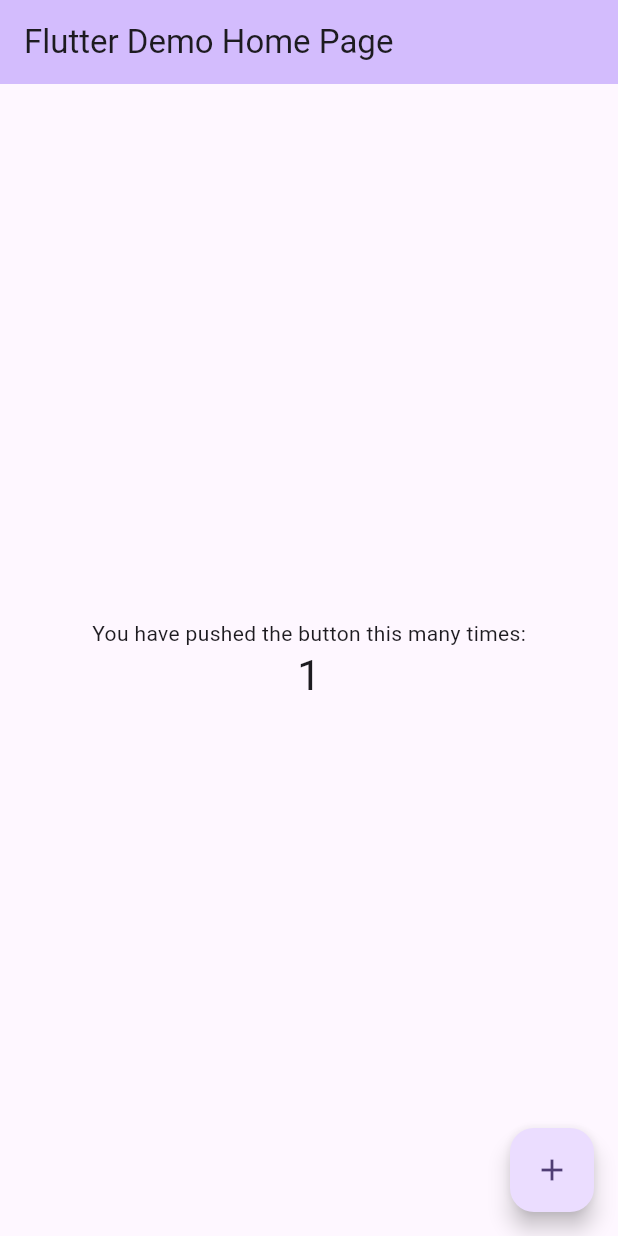
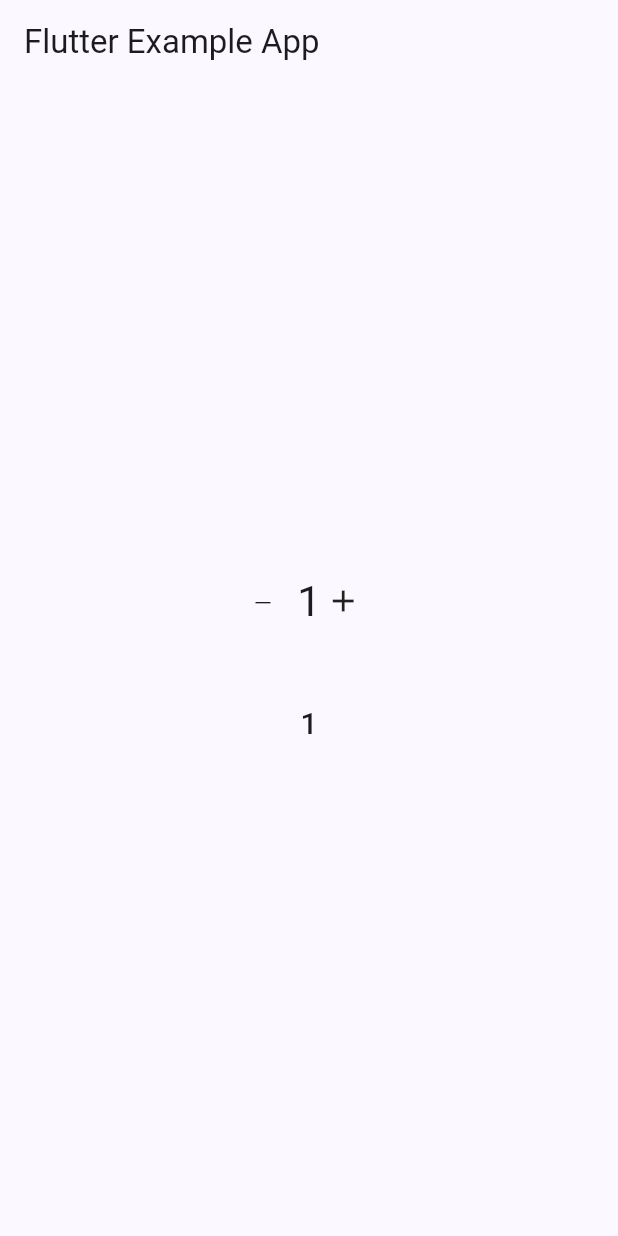
Before and after one commit to weskao/course_selection_system, a Flutter app: the screen it shows after launch, after a tap on the "add" icon, on a phone screen of 412 x 824 dp. Run offline on Flutter 3.47's test engine with Material 2 defaults, Android fonts, the light colour scheme and no system bars.

Commit message:
fibonacci

```diff
--- a/lib/main.dart
+++ b/lib/main.dart
@@ -11,28 +11,19 @@ class MyApp extends StatelessWidget {
   @override
   Widget build(BuildContext context) {
     return MaterialApp(
+      title: 'Flutter App!!',
+      theme: ThemeData(
+        colorSchemeSeed: Colors.indigo,
+        useMaterial3: true,
+        brightness: Brightness.light,
+      ),
+      darkTheme: ThemeData(
+        colorSchemeSeed: Colors.blue,
+        useMaterial3: true,
+        brightness: Brightness.dark,
+      ),
+      home: const MyHomePage(title: 'Flutter Example App'),
       debugShowCheckedModeBanner: false,
-      title: 'Flutter Demo',
-      theme: ThemeData(
-        // This is the theme of your application.
-        //
-        // TRY THIS: Try running your application with "flutter run". You'll see
-        // the application has a blue toolbar. Then, without quitting the app,
-        // try changing the seedColor in the colorScheme below to Colors.green
-        // and then invoke "hot reload" (save your changes or press the "hot
-        // reload" button in a Flutter-supported IDE, or press "r" if you used
-        // the command line to start the app).
-        //
-        // Notice that the counter didn't reset back to zero; the application
-        // state is not lost during the reload. To reset the state, use hot
-        // restart instead.
-        //
-        // This works for code too, not just values: Most code changes can be
-        // tested with just a hot reload.
-        colorScheme: ColorScheme.fromSeed(seedColor: Colors.deepPurple),
-        useMaterial3: true,
-      ),
-      home: const MyHomePage(title: 'Flutter Demo Home Page'),
     );
   }
 }
@@ -57,17 +48,7 @@ class MyHomePage extends StatefulWidget {
 
 class _MyHomePageState extends State<MyHomePage> {
   int _counter = 0;
-
-  void _incrementCounter() {
-    setState(() {
-      // This call to setState tells the Flutter framework that something has
-      // changed in this State, which causes it to rerun the build method below
-      // so that the display can reflect the updated values. If we changed
-      // _counter without calling setState(), then the build method would not be
-      // called again, and so nothing would appear to happen.
-      _counter++;
-    });
-  }
+  int _fResult = 0;
 
   @override
   Widget build(BuildContext context) {
@@ -79,48 +60,70 @@ class _MyHomePageState extends State<MyHomePage> {
     // than having to individually change instances of widgets.
     return Scaffold(
       appBar: AppBar(
-        // TRY THIS: Try changing the color here to a specific color (to
-        // Colors.amber, perhaps?) and trigger a hot reload to see the AppBar
-        // change color while the other colors stay the same.
-        backgroundColor: Theme.of(context).colorScheme.inversePrimary,
         // Here we take the value from the MyHomePage object that was created by
         // the App.build method, and use it to set our appbar title.
         title: Text(widget.title),
       ),
       body: Center(
-        // Center is a layout widget. It takes a single child and positions it
-        // in the middle of the parent.
         child: Column(
-          // Column is also a layout widget. It takes a list of children and
-          // arranges them vertically. By default, it sizes itself to fit its
-          // children horizontally, and tries to be as tall as its parent.
-          //
-          // Column has various properties to control how it sizes itself and
-          // how it positions its children. Here we use mainAxisAlignment to
-          // center the children vertically; the main axis here is the vertical
-          // axis because Columns are vertical (the cross axis would be
-          // horizontal).
-          //
-          // TRY THIS: Invoke "debug painting" (choose the "Toggle Debug Paint"
-          // action in the IDE, or press "p" in the console), to see the
-          // wireframe for each widget.
           mainAxisAlignment: MainAxisAlignment.center,
-          children: <Widget>[
-            const Text(
-              'You have pushed the button this many times:',
+          children: [
+            Row(mainAxisAlignment: MainAxisAlignment.center, children: [
+              GestureDetector(
+                  child: Container(
+                    width: 30,
+                    child: const Text("－"),
+                  ),
+                  onTap: () {
+                    _sub();
+                  }),
+              Text(
+                '$_counter',
+                style: Theme.of(context).textTheme.headlineMedium,
+              ),
+              GestureDetector(
+                  child: Container(
+                    width: 30,
+                    child: const Icon(Icons.add),
+                  ),
+                  onTap: () {
+                    _add();
+                  }),
+            ]),
+            const SizedBox(
+              height: 50,
             ),
             Text(
-              '$_counter',
-              style: Theme.of(context).textTheme.headlineMedium,
+              "$_fResult",
+              style: const TextStyle(fontSize: 20, fontWeight: FontWeight.w500),
             ),
           ],
         ),
       ),
-      floatingActionButton: FloatingActionButton(
-        onPressed: _incrementCounter,
-        tooltip: 'Increment',
-        child: const Icon(Icons.add),
-      ), // This trailing comma makes auto-formatting nicer for build methods.
     );
   }
+
+  void _add() {
+    setState(() {
+      _counter++;
+      _fResult = fibonacci(_counter);
+    });
+  }
+
+  void _sub() {
+    if (_counter > 0) {
+      setState(() {
+        _counter--;
+        _fResult = fibonacci(_counter);
+      });
+    }
+  }
+
+  int fibonacci(int n) {
+    if (n <= 1) {
+      return n;
+    } else {
+      return fibonacci(n - 1) + fibonacci(n - 2);
+    }
+  }
 }
```
